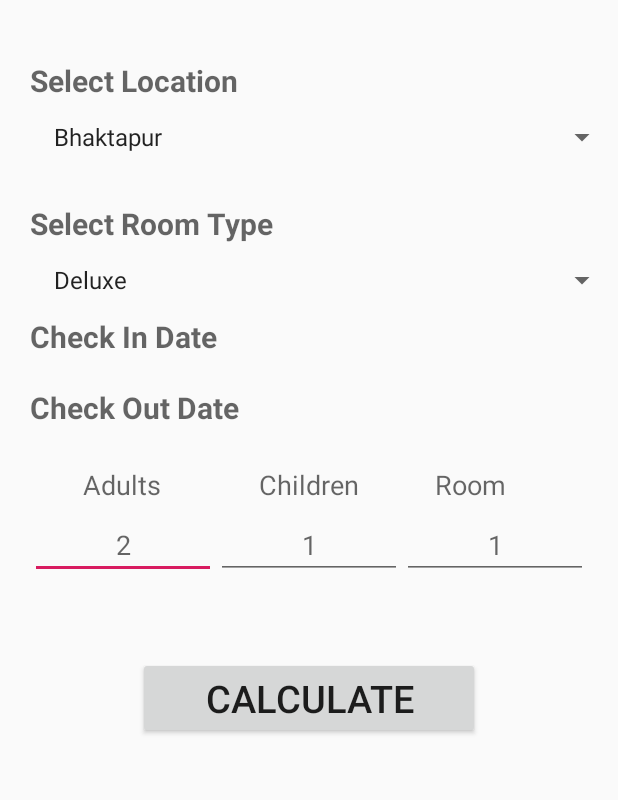
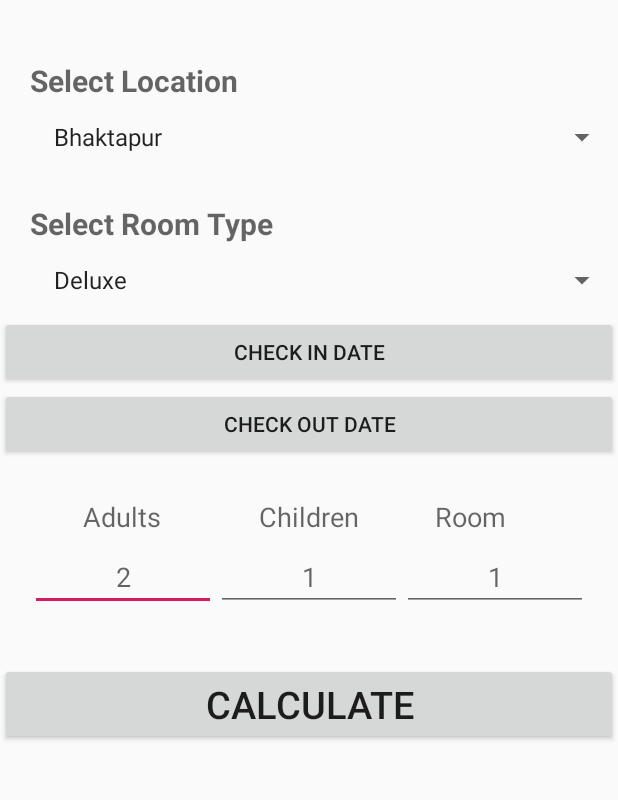
Before and after one commit to PreranaPandit/HotelBookingApp, an Android app: the screen it shows after launch (MainActivity), on a phone screen of 412 x 824 dp, the part 136-936 px from its top. Run offline under Robolectric (Android 15) with nearby library versions, the phone set to English and light mode, and no system bars.

```diff
--- a/app/src/main/res/layout/activity_main.xml
+++ b/app/src/main/res/layout/activity_main.xml
@@ -51,26 +51,19 @@
         android:id="@+id/spinRoomType"
         />
 
-    <TextView
-        android:id="@+id/tvCheckInDate"
+    <Button
+        android:id="@+id/simpledatepicker1"
+        android:layout_width="match_parent"
         android:layout_height="wrap_content"
+        android:text="Check In date" />
+
+    <Button
+        android:id="@+id/simpledatepicker2"
         android:layout_width="match_parent"
-        android:hint="Check In Date"
-        android:textSize="20dp"
-        android:layout_marginLeft="20dp"
-        android:layout_marginBottom="20dp"
-        android:textStyle="bold"
-        />
+        android:layout_height="wrap_content"
+        android:text="check out date" />
 
-    <TextView
-        android:id="@+id/tvCheckOutDate"
-        android:layout_height="wrap_content"
-        android:layout_width="match_parent"
-        android:hint="Check Out Date"
-        android:textSize="20dp"
-        android:layout_marginLeft="20dp"
-        android:textStyle="bold"
-        />
+
 
 
     <LinearLayout
@@ -146,13 +139,18 @@
 
     </LinearLayout>
 
+    <TextView
+        android:id="@+id/tverror"
+        android:layout_width="match_parent"
+        android:layout_height="wrap_content"
+        android:textAlignment="center"
+        android:textSize="25dp" />
+
     <Button
         android:id="@+id/btnCalculate"
         android:layout_height="wrap_content"
         android:layout_width="match_parent"
-        android:layout_marginTop="52dp"
-        android:layout_marginLeft="92dp"
-        android:layout_marginRight="92dp"
+
         android:text="CALCULATE"
         android:textAlignment="center"
         android:textSize="25dp"
@@ -182,15 +180,15 @@
             />
 
             <TextView
+                android:id="@+id/tvindate"
+                android:layout_width="match_parent"
                 android:layout_height="wrap_content"
-            android:layout_width="match_parent"
-            android:id="@+id/tvInDate"
                 />
 
             <TextView
+                android:id="@+id/tvoutdate"
+                android:layout_width="match_parent"
                 android:layout_height="wrap_content"
-            android:layout_width="match_parent"
-            android:id="@+id/tvOutDate"
                  />
 
         <TextView
@@ -214,6 +212,18 @@
             <TextView
                 android:layout_height="wrap_content"
                 android:layout_width="match_parent"
+                android:id="@+id/tvDays"
+                />
+
+            <TextView
+                android:layout_height="wrap_content"
+                android:layout_width="match_parent"
+                android:id="@+id/tvTotal"
+                />
+
+        <TextView
+            android:layout_height="wrap_content"
+            android:layout_width="match_parent"
             android:id="@+id/tvService"
             />
 
@@ -223,11 +233,7 @@
             android:id="@+id/tvTax"
             />
 
-        <TextView
-            android:layout_height="wrap_content"
-            android:layout_width="match_parent"
-            android:id="@+id/tvTotal"
-            />
+
 
         </LinearLayout>
 
```
Also changed, not shown: app/src/main/java/com/example/hotelbookingapp/MainActivity.java (+156 -55 lines). Lines whose indentation alone changed are shown as unchanged.
